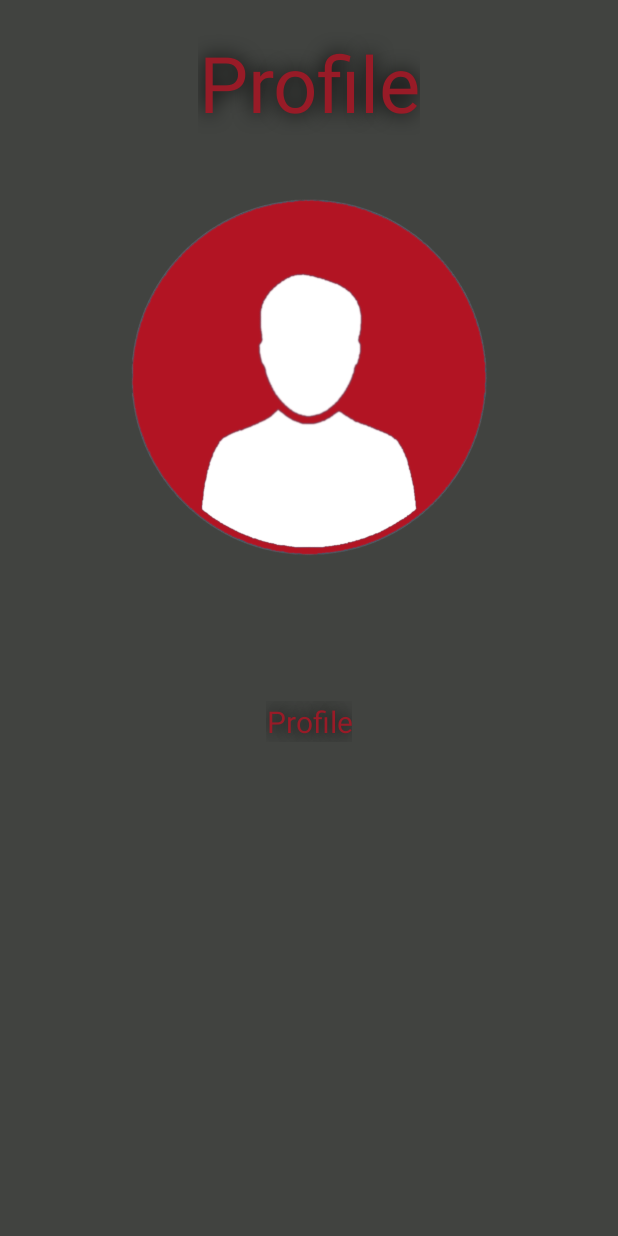
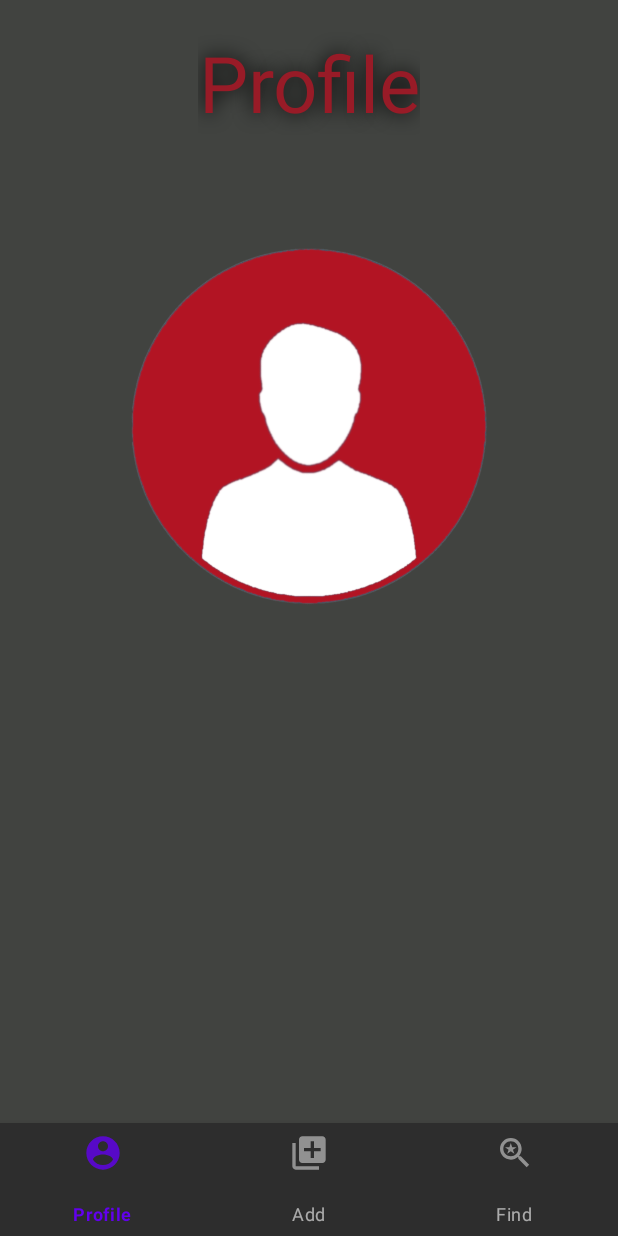
Before and after one commit to CheshirKo1/Course_paper, an Android app: the Profile screen opened directly, with no data from a screen before it, on a phone screen of 412 x 824 dp. Run offline under Robolectric (Android 15) with nearby library versions, the phone set to English and light mode, and no system bars.

Commit message:
Отображение прав пользователя, навигационная панель

```diff
--- a/app/build.gradle
+++ b/app/build.gradle
@@ -40,5 +40,4 @@ dependencies {
     androidTestImplementation 'androidx.test.espresso:espresso-core:3.5.1'
     implementation 'com.google.android.material:material:1.4.0'
 
-
 }
--- a/app/src/main/java/com/example/kyrsovaya2/MainActivity.java
+++ b/app/src/main/java/com/example/kyrsovaya2/MainActivity.java
@@ -49,9 +49,15 @@ public class MainActivity extends AppCompatActivity {
             public void onClick(View view) {
                 login_text = findViewById(R.id.textEditLogin);
                 passwd_text = findViewById(R.id.textEditPasswd);
+                if ((login_text.getEditText().getText().toString() == "admin") & (passwd_text.getEditText().getText().toString() == "admin")) {
+                    Intent intent = new Intent(MainActivity.this, Profile.class);
+                    intent.putExtra("rights", "Administrator");
+                    intent.putExtra("login", login_text.getEditText().getText().toString());
+                    startActivity(intent);
+                }
                 int Tmp = check_user(login_text.getEditText().getText().toString(), passwd_text.getEditText().getText().toString());
                 if (Tmp == 1) { Intent intent = new Intent(MainActivity.this, Profile.class);
-
+                    intent.putExtra("rights", "User");
                     intent.putExtra("login", login_text.getEditText().getText().toString());
                     startActivity(intent);
                 } else {
--- a/app/src/main/java/com/example/kyrsovaya2/Profile.java
+++ b/app/src/main/java/com/example/kyrsovaya2/Profile.java
@@ -8,15 +8,19 @@ import android.widget.TextView;
 
 public class Profile extends AppCompatActivity {
     private TextView usernameText;
+    private TextView usernameRights;
     @Override
     protected void onCreate(Bundle savedInstanceState) {
         super.onCreate(savedInstanceState);
         setContentView(R.layout.activity_profile);
         usernameText = findViewById(R.id.username_text_login);
+        usernameRights = findViewById(R.id.username_rights);
         Intent intent = getIntent();
         if (intent != null) {
             String username = intent.getStringExtra("login");
+            String EmailAdd = intent.getStringExtra("rights");
             usernameText.setText(username);
+            usernameRights.setText(EmailAdd);
         }
     }
 }
--- /dev/null
+++ b/app/src/main/res/drawable-anydpi/ic_add.xml
@@ -0,0 +1,16 @@
+<vector xmlns:android="http://schemas.android.com/apk/res/android"
+    android:width="24dp"
+    android:height="24dp"
+    android:viewportWidth="24"
+    android:viewportHeight="24"
+    android:tint="#FFFFFF"
+    android:alpha="0.8">
+  <group android:scaleX="1.1111112"
+      android:scaleY="1.1111112"
+      android:translateX="-1.3333334"
+      android:translateY="-1.3333334">
+    <path
+        android:fillColor="@android:color/white"
+        android:pathData="M4,6L2,6v14c0,1.1 0.9,2 2,2h14v-2L4,20L4,6zM20,2L8,2c-1.1,0 -2,0.9 -2,2v12c0,1.1 0.9,2 2,2h12c1.1,0 2,-0.9 2,-2L22,4c0,-1.1 -0.9,-2 -2,-2zM19,11h-4v4h-2v-4L9,11L9,9h4L13,5h2v4h4v2z"/>
+  </group>
+</vector>
--- /dev/null
+++ b/app/src/main/res/drawable-anydpi/ic_find.xml
@@ -0,0 +1,16 @@
+<vector xmlns:android="http://schemas.android.com/apk/res/android"
+    android:width="24dp"
+    android:height="24dp"
+    android:viewportWidth="24"
+    android:viewportHeight="24"
+    android:tint="#FFFFFF"
+    android:alpha="0.8">
+  <group android:scaleX="1.1111112"
+      android:scaleY="1.1111112"
+      android:translateX="-1.3333334"
+      android:translateY="-1.3333334">
+    <path
+        android:fillColor="@android:color/white"
+        android:pathData="M15.5,14h-0.79l-0.28,-0.27C15.41,12.59 16,11.11 16,9.5 16,5.91 13.09,3 9.5,3S3,5.91 3,9.5 5.91,16 9.5,16c1.61,0 3.09,-0.59 4.23,-1.57l0.27,0.28v0.79l5,4.99L20.49,19l-4.99,-5zM9.5,14C7.01,14 5,11.99 5,9.5S7.01,5 9.5,5 14,7.01 14,9.5 11.99,14 9.5,14zM7.33,12.5l2.14,-1.53 2.14,1.53 -0.83,-2.46 2.15,-1.5h-2.62L9.47,6l-0.84,2.54L6,8.54l2.14,1.49z"/>
+  </group>
+</vector>
--- /dev/null
+++ b/app/src/main/res/drawable-anydpi/ic_profile.xml
@@ -0,0 +1,16 @@
+<vector xmlns:android="http://schemas.android.com/apk/res/android"
+    android:width="24dp"
+    android:height="24dp"
+    android:viewportWidth="24"
+    android:viewportHeight="24"
+    android:tint="#FFFFFF"
+    android:alpha="0.8">
+  <group android:scaleX="1.1111112"
+      android:scaleY="1.1111112"
+      android:translateX="-1.3333334"
+      android:translateY="-1.3333334">
+    <path
+        android:fillColor="@android:color/white"
+        android:pathData="M12,2C6.48,2 2,6.48 2,12s4.48,10 10,10 10,-4.48 10,-10S17.52,2 12,2zM12,5c1.66,0 3,1.34 3,3s-1.34,3 -3,3 -3,-1.34 -3,-3 1.34,-3 3,-3zM12,19.2c-2.5,0 -4.71,-1.28 -6,-3.22 0.03,-1.99 4,-3.08 6,-3.08 1.99,0 5.97,1.09 6,3.08 -1.29,1.94 -3.5,3.22 -6,3.22z"/>
+  </group>
+</vector>
--- a/app/src/main/res/layout/activity_profile.xml
+++ b/app/src/main/res/layout/activity_profile.xml
@@ -18,6 +18,19 @@
         android:shadowColor="#000000"
         android:shadowRadius="16"
         />
+    <TextView
+        android:id="@+id/username_rights"
+        android:layout_marginTop="5dp"
+        android:layout_width="wrap_content"
+        android:layout_height="wrap_content"
+        android:textAlignment="center"
+        android:text="rights"
+        android:textSize="20dp"
+        android:layout_gravity="center"
+        android:textColor="@color/baseRed"
+        android:shadowColor="#000000"
+        android:shadowRadius="16"
+        />
 
     <ImageView
         android:layout_marginTop="20dp"
@@ -33,25 +46,39 @@
         android:layout_width="wrap_content"
         android:layout_height="wrap_content"
         android:textAlignment="center"
-        android:text="Profile"
+        android:text="Nickname"
         android:textSize="32dp"
         android:layout_gravity="center"
         android:textColor="@color/baseRed"
         android:shadowColor="#000000"
         android:shadowRadius="16"
         />
-    <TextView
-        android:id="@+id/email_text_email"
-        android:layout_marginTop="10dp"
-        android:layout_width="wrap_content"
-        android:layout_height="wrap_content"
-        android:textAlignment="center"
-        android:text="Profile"
-        android:textSize="20dp"
-        android:layout_gravity="center"
-        android:textColor="@color/baseRed"
-        android:shadowColor="#000000"
-        android:shadowRadius="16"
-        />
+    <androidx.constraintlayout.widget.ConstraintLayout
+        xmlns:android="http://schemas.android.com/apk/res/android"
+        xmlns:app="http://schemas.android.com/apk/res-auto"
+        android:layout_width="match_parent"
+        android:layout_height="match_parent">
+
+        <FrameLayout
+            android:id="@+id/flFragment"
+            android:layout_width="match_parent"
+            android:layout_height="0dp"
+            app:layout_constraintBottom_toTopOf="@+id/bottomNavigationView"
+            app:layout_constraintEnd_toEndOf="parent"
+            app:layout_constraintHorizontal_bias="0.5"
+            app:layout_constraintStart_toStartOf="parent"
+            app:layout_constraintTop_toTopOf="parent" />
+
+        <com.google.android.material.bottomnavigation.BottomNavigationView
+            android:id="@+id/bottomNavigationView"
+            android:layout_width="match_parent"
+            android:layout_height="75dp"
+            app:layout_constraintBottom_toBottomOf="parent"
+            app:layout_constraintEnd_toEndOf="parent"
+            app:layout_constraintHorizontal_bias="0.5"
+            app:layout_constraintStart_toStartOf="parent"
+            app:menu="@menu/bottom_nav_menu"/>
+
+    </androidx.constraintlayout.widget.ConstraintLayout>
 
 </LinearLayout>
--- /dev/null
+++ b/app/src/main/res/menu/bottom_nav_menu.xml
@@ -0,0 +1,15 @@
+<?xml version="1.0" encoding="utf-8"?>
+<menu xmlns:android="http://schemas.android.com/apk/res/android">
+    <item
+        android:id="@+id/person"
+        android:title="Profile"
+        android:icon="@drawable/ic_profile"/>
+    <item
+        android:id="@+id/home"
+        android:title="Add"
+        android:icon="@drawable/ic_add"/>
+    <item
+        android:id="@+id/settings"
+        android:title="Find"
+        android:icon="@drawable/ic_find"/>
+</menu>
```
Also changed, not shown: app/src/main/res/drawable-hdpi/ic_add.png (added), app/src/main/res/drawable-hdpi/ic_find.png (added), app/src/main/res/drawable-hdpi/ic_profile.png (added), app/src/main/res/drawable-mdpi/ic_add.png (added), app/src/main/res/drawable-mdpi/ic_find.png (added), app/src/main/res/drawable-mdpi/ic_profile.png (added), app/src/main/res/drawable-xhdpi/ic_add.png (added), app/src/main/res/drawable-xhdpi/ic_find.png (added), app/src/main/res/drawable-xhdpi/ic_profile.png (added), app/src/main/res/drawable-xxhdpi/ic_add.png (added), app/src/main/res/drawable-xxhdpi/ic_find.png (added), app/src/main/res/drawable-xxhdpi/ic_profile.png (added).
